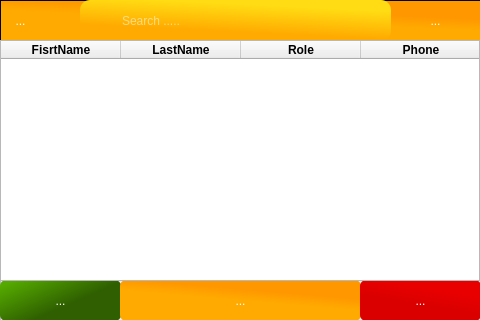
Qt form HPOS/s_usermanager.ui (MinniHai/HPoS_Pi) before a commit.
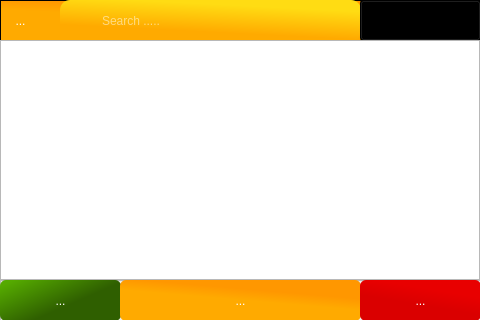
The same form after that commit. Icons and pictures are not drawn.

Patch:
```diff
--- a/HPOS/s_usermanager.ui
+++ b/HPOS/s_usermanager.ui
@@ -131,9 +131,9 @@
    <widget class="QLineEdit" name="ledSearch">
     <property name="geometry">
      <rect>
-      <x>80</x>
+      <x>60</x>
       <y>0</y>
-      <width>311</width>
+      <width>301</width>
       <height>41</height>
      </rect>
     </property>
@@ -160,52 +160,63 @@
      <bool>true</bool>
     </property>
    </widget>
-   <widget class="QToolButton" name="btnSearch">
+   <widget class="QComboBox" name="cbbSearchType">
     <property name="geometry">
      <rect>
-      <x>390</x>
+      <x>360</x>
       <y>0</y>
-      <width>91</width>
+      <width>121</width>
       <height>41</height>
      </rect>
     </property>
     <property name="styleSheet">
-     <string notr="true">QToolButton
+     <string notr="true">QLineEdit{
+	/*text-align: center;*/
+}
+QComboBox QAbstractItemView
 {
+    border: 2px solid darkgray;
+    selection-background-color: qlineargradient(spread:pad, x1:0.63, y1:0.829546, x2:0.852182, y2:0.232, stop:0 rgba(255, 170, 0, 255), stop:1 rgba(255, 220, 19, 255)) ;
+text-align: center;
+}
+QComboBox::down-arrow
+{
+	
+	
+	image: url(:/images/images/down-arrow.png);
+}
+QComboBox:hover,QPushButton:hover {
+     border: 2px solid qlineargradient(spread:pad, x1:0.63, y1:0.829546, x2:0.852182, y2:0.232, stop:0 rgba(255, 170, 0, 255), stop:1 rgba(255, 220, 19, 255)) ;
+ }
+
+    QComboBox {
+    	border: 4px qlineargradient(spread:pad, x1:0.63, y1:0.829546, 			x2:0.852182, y2:0.232, stop:0 rgba(255, 170, 0, 0), stop:1 rgba(255, 220, 19, 0));
+    	
+		
+    	background:qlineargradient(spread:pad, x1:0.63, y1:0.829546, x2:0.852182, y2:0.232, stop:0 rgba(255, 170, 0, 255), stop:1 rgba(255, 220, 19, 255)) ;
+		
+	height:40px;
+	width:350px;
+	font: 75 11pt &quot;MS Shell Dlg 2&quot;;
+    padding: 1px 2px 1px 10px;
+   	text-align: left;
+    }
+  QComboBox::drop-down
+{
+     subcontrol-origin: padding;
+     subcontrol-position: top right;
+     width: 15px;
+
+     border-left-width: 0px;
+     border-left-color: darkgray;
+     border-left-style: solid; /* just a single line */
+     border-top-right-radius: 3px; /* same radius as the QComboBox */
+     border-bottom-right-radius: 3px;
+ }
  
-    
-    border-color: #1e1e1e;
-    border-style: solid;
-    border-radius: 6;
-    padding: 3px;
-    font-size: 12px;
-    padding-left: 5px;
-    padding-right: 5px;	
-	
-	
-	font: 75 18pt &quot;Cambria Math&quot;;
-	color: rgb(255, 255, 255);
-}
-QToolButton:pressed{
-	
-	background-color:qlineargradient(spread:pad, x1:0.465227, y1:0.41, x2:0.392, y2:0.857, stop:0.517045 rgba(255, 170, 0, 255), stop:1 rgba(255, 220, 19, 255))
-}
-QToolButton:hover{
-	    border: 4px solid  qlineargradient(spread:pad, x1:0.255, y1:0.982955, x2:0.852182, y2:0.232, stop:0.1875 rgba(255, 170, 0, 0), stop:0.818182 rgba(255, 255, 255, 0))
-}</string>
-    </property>
-    <property name="text">
-     <string>...</string>
-    </property>
-    <property name="icon">
-     <iconset resource="images.qrc">
-      <normaloff>:/images/images/search-icon.png</normaloff>:/images/images/search-icon.png</iconset>
-    </property>
-    <property name="iconSize">
-     <size>
-      <width>32</width>
-      <height>32</height>
-     </size>
+     
+     
+    </string>
     </property>
    </widget>
   </widget>
@@ -314,7 +325,7 @@
      <x>0</x>
      <y>40</y>
      <width>480</width>
-     <height>241</height>
+     <height>240</height>
     </rect>
    </property>
    <property name="layoutDirection">
@@ -351,7 +362,7 @@
     <bool>true</bool>
    </property>
    <attribute name="horizontalHeaderVisible">
-    <bool>true</bool>
+    <bool>false</bool>
    </attribute>
    <attribute name="horizontalHeaderCascadingSectionResizes">
     <bool>false</bool>
```
Left out of the diff: 5 changed lines with no effect on the pictures.
